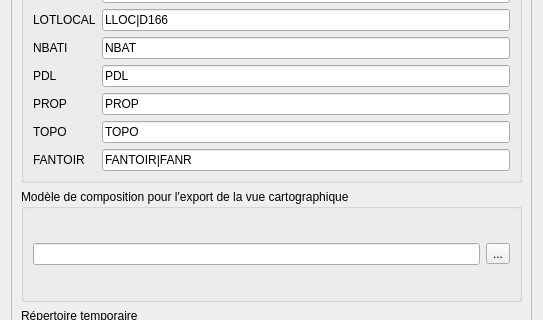
3liz/QgisCadastrePlugin, file cadastre/forms/cadastre_option_form.ui: the form before one commit; both pictures show x 0 to 543 and y 236 to 556 of the 543 by 825 pixel window.
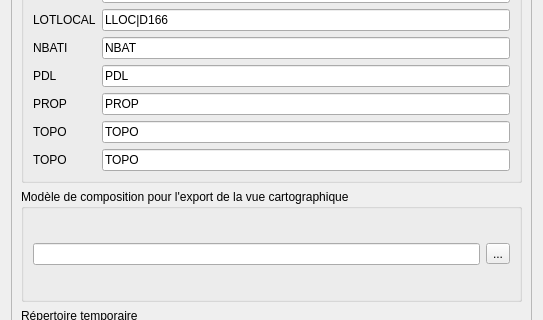
The form after the commit.

Commit message: Import - TOPO: formatage des données MAJIC pour commune et voie

Patch:
```diff
--- a/cadastre/forms/cadastre_option_form.ui
+++ b/cadastre/forms/cadastre_option_form.ui
@@ -171,14 +171,14 @@
             <item row="7" column="2">
              <widget class="QLineEdit" name="inMajicFantoir">
               <property name="text">
-               <string>FANTOIR|FANR</string>
+               <string>TOPO</string>
               </property>
              </widget>
             </item>
             <item row="7" column="0">
              <widget class="QLabel" name="label_2">
               <property name="text">
-               <string>FANTOIR</string>
+               <string>TOPO</string>
               </property>
              </widget>
             </item>
```
Left out of the diff: 4 changed lines with no effect on the pictures. The commit also changes 15 other files.
